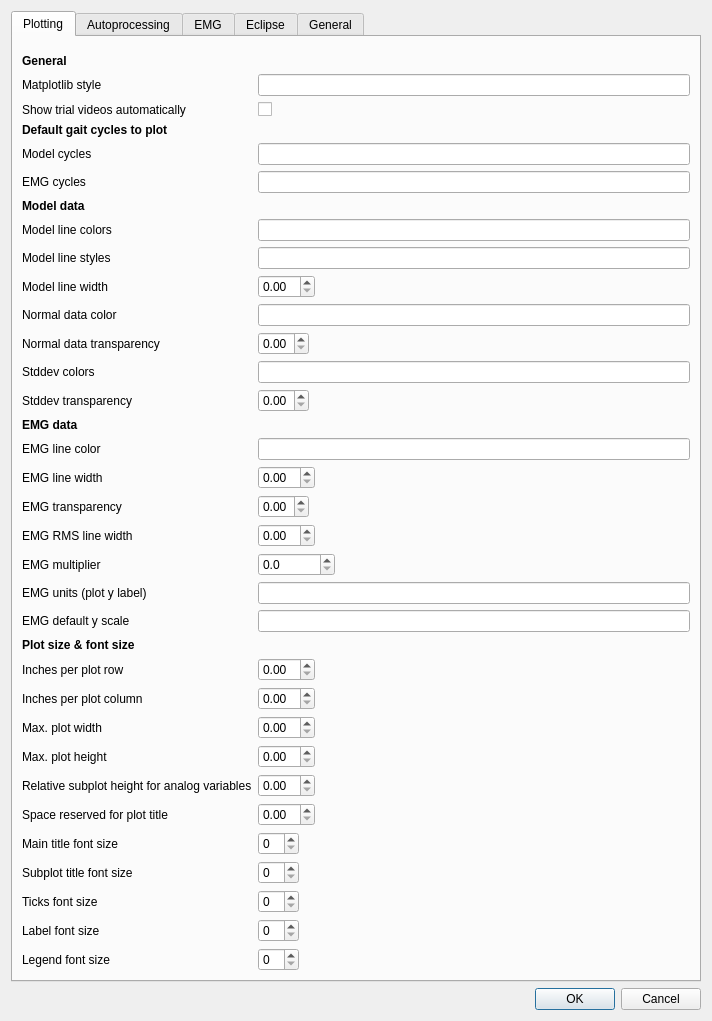
NCH-Motion-Laboratory/gaitutils, file gaitutils/nexus_scripts/options_dialog.ui: the form before one commit.
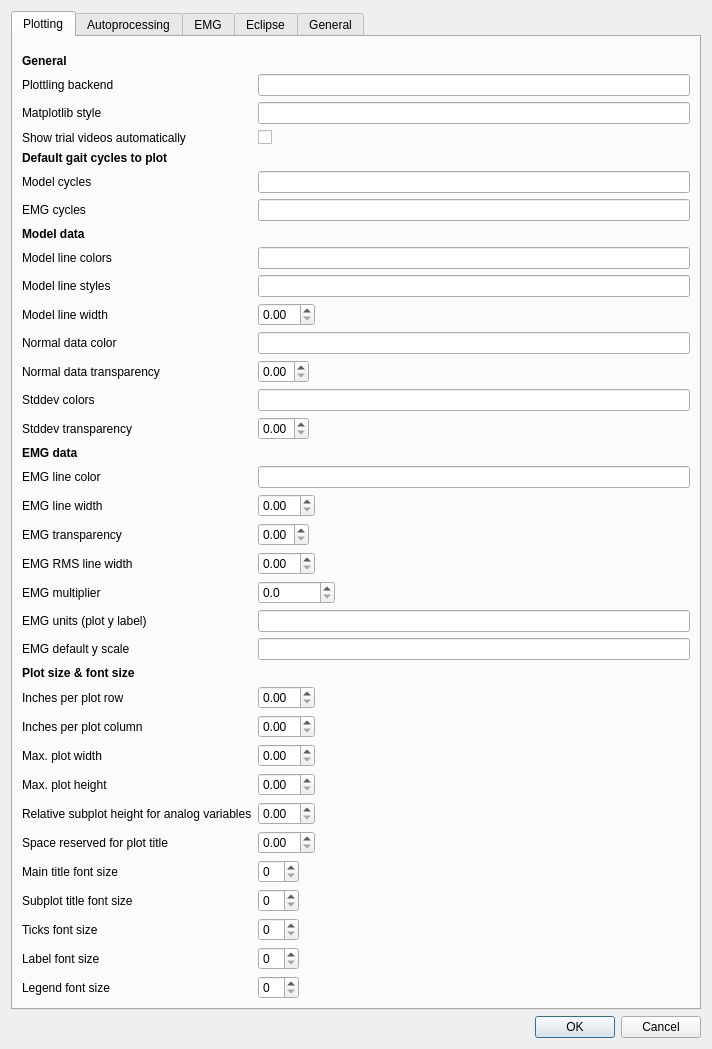
The form after the commit.

Commit message: support plotly backend for most plots

What changed in the file:
```diff
--- a/gaitutils/nexus_scripts/options_dialog.ui
+++ b/gaitutils/nexus_scripts/options_dialog.ui
@@ -63,30 +63,37 @@
           </widget>
          </item>
          <item row="3" column="0">
+          <widget class="QLabel" name="label_70">
+           <property name="text">
+            <string>Plottling backend</string>
+           </property>
+          </widget>
+         </item>
+         <item row="4" column="0">
           <widget class="QLabel" name="label_31">
            <property name="text">
             <string>Matplotlib style</string>
            </property>
           </widget>
          </item>
-         <item row="3" column="1">
+         <item row="4" column="1">
           <widget class="QLineEdit" name="cfg_mpl_style"/>
          </item>
-         <item row="4" column="0">
+         <item row="5" column="0">
           <widget class="QLabel" name="label_34">
            <property name="text">
             <string>Show trial videos automatically</string>
            </property>
           </widget>
          </item>
-         <item row="4" column="1">
+         <item row="5" column="1">
           <widget class="QCheckBox" name="cfg_show_videos">
            <property name="text">
             <string/>
            </property>
           </widget>
          </item>
-         <item row="5" column="0">
+         <item row="6" column="0">
           <widget class="QLabel" name="label_35">
            <property name="font">
             <font>
@@ -99,27 +106,27 @@
            </property>
           </widget>
          </item>
-         <item row="6" column="0">
+         <item row="7" column="0">
           <widget class="QLabel" name="label_36">
            <property name="text">
             <string>Model cycles</string>
            </property>
           </widget>
          </item>
-         <item row="6" column="1">
+         <item row="7" column="1">
           <widget class="QLineEdit" name="cfg_default_model_cycles"/>
          </item>
-         <item row="7" column="0">
+         <item row="8" column="0">
           <widget class="QLabel" name="label_37">
            <property name="text">
             <string>EMG cycles</string>
            </property>
           </widget>
          </item>
-         <item row="7" column="1">
+         <item row="8" column="1">
           <widget class="QLineEdit" name="cfg_default_emg_cycles"/>
          </item>
-         <item row="8" column="0">
+         <item row="9" column="0">
           <widget class="QLabel" name="label_29">
            <property name="font">
             <font>
@@ -132,34 +139,34 @@
            </property>
           </widget>
          </item>
-         <item row="9" column="0">
+         <item row="10" column="0">
           <widget class="QLabel" name="label_45">
            <property name="text">
             <string>Model line colors</string>
            </property>
           </widget>
          </item>
-         <item row="9" column="1">
+         <item row="10" column="1">
           <widget class="QLineEdit" name="cfg_model_tracecolors"/>
          </item>
-         <item row="10" column="0">
+         <item row="11" column="0">
           <widget class="QLabel" name="label_38">
            <property name="text">
             <string>Model line styles</string>
            </property>
           </widget>
          </item>
-         <item row="10" column="1">
+         <item row="11" column="1">
           <widget class="QLineEdit" name="cfg_model_linestyles"/>
          </item>
-         <item row="11" column="0">
+         <item row="12" column="0">
           <widget class="QLabel" name="label_39">
            <property name="text">
             <string>Model line width</string>
            </property>
           </widget>
          </item>
-         <item row="11" column="1">
+         <item row="12" column="1">
           <widget class="QDoubleSpinBox" name="cfg_model_linewidth">
            <property name="sizePolicy">
             <sizepolicy hsizetype="Fixed" vsizetype="Fixed">
@@ -175,24 +182,24 @@
            </property>
           </widget>
          </item>
-         <item row="13" column="0">
+         <item row="14" column="0">
           <widget class="QLabel" name="label_41">
            <property name="text">
             <string>Normal data color</string>
            </property>
           </widget>
          </item>
-         <item row="13" column="1">
+         <item row="14" column="1">
           <widget class="QLineEdit" name="cfg_model_normals_color"/>
          </item>
-         <item row="14" column="0">
+         <item row="15" column="0">
           <widget class="QLabel" name="label_40">
            <property name="text">
             <string>Normal data transparency</string>
            </property>
           </widget>
          </item>
-         <item row="14" column="1">
+         <item row="15" column="1">
           <widget class="QDoubleSpinBox" name="cfg_model_normals_alpha">
            <property name="sizePolicy">
             <sizepolicy hsizetype="Fixed" vsizetype="Fixed">
@@ -208,24 +215,24 @@
            </property>
           </widget>
          </item>
-         <item row="15" column="0">
+         <item row="16" column="0">
           <widget class="QLabel" name="label_48">
            <property name="text">
             <string>Stddev colors</string>
            </property>
           </widget>
          </item>
-         <item row="15" column="1">
+         <item row="16" column="1">
           <widget class="QLineEdit" name="cfg_model_stddev_colors"/>
          </item>
-         <item row="16" column="0">
+         <item row="17" column="0">
           <widget class="QLabel" name="label_49">
            <property name="text">
             <string>Stddev transparency</string>
            </property>
           </widget>
          </item>
-         <item row="16" column="1">
+         <item row="17" column="1">
           <widget class="QDoubleSpinBox" name="cfg_model_stddev_alpha">
            <property name="sizePolicy">
             <sizepolicy hsizetype="Fixed" vsizetype="Fixed">
@@ -241,7 +248,7 @@
            </property>
           </widget>
          </item>
-         <item row="17" column="0">
+         <item row="18" column="0">
           <widget class="QLabel" name="label_30">
            <property name="font">
             <font>
@@ -254,24 +261,24 @@
            </property>
           </widget>
          </item>
-         <item row="18" column="0">
+         <item row="19" column="0">
           <widget class="QLabel" name="label_46">
            <property name="text">
             <string>EMG line color</string>
            </property>
           </widget>
          </item>
-         <item row="18" column="1">
+         <item row="19" column="1">
           <widget class="QLineEdit" name="cfg_emg_tracecolor"/>
          </item>
-         <item row="19" column="0">
+         <item row="20" column="0">
           <widget class="QLabel" name="label_42">
            <property name="text">
             <string>EMG line width</string>
            </property>
           </widget>
          </item>
-         <item row="19" column="1">
+         <item row="20" column="1">
           <widget class="QDoubleSpinBox" name="cfg_emg_linewidth">
            <property name="sizePolicy">
             <sizepolicy hsizetype="Fixed" vsizetype="Fixed">
@@ -287,14 +294,14 @@
            </property>
           </widget>
          </item>
-         <item row="20" column="0">
+         <item row="21" column="0">
           <widget class="QLabel" name="label_44">
            <property name="text">
             <string>EMG transparency</string>
            </property>
           </widget>
          </item>
-         <item row="20" column="1">
+         <item row="21" column="1">
           <widget class="QDoubleSpinBox" name="cfg_emg_alpha">
            <property name="sizePolicy">
             <sizepolicy hsizetype="Fixed" vsizetype="Fixed">
@@ -310,14 +317,14 @@
            </property>
           </widget>
          </item>
-         <item row="21" column="0">
+         <item row="22" column="0">
           <widget class="QLabel" name="label_43">
            <property name="text">
             <string>EMG RMS line width</string>
            </property>
           </widget>
          </item>
-         <item row="21" column="1">
+         <item row="22" column="1">
           <widget class="QDoubleSpinBox" name="cfg_emg_rms_linewidth">
            <property name="sizePolicy">
             <sizepolicy hsizetype="Fixed" vsizetype="Fixed">
@@ -333,14 +340,14 @@
            </property>
           </widget>
          </item>
-         <item row="22" column="0">
+         <item row="23" column="0">
           <widget class="QLabel" name="label_7">
            <property name="text">
             <string>EMG multiplier</string>
            </property>
           </widget>
          </item>
-         <item row="22" column="1">
+         <item row="23" column="1">
           <widget class="QDoubleSpinBox" name="cfg_emg_multiplier">
            <property name="sizePolicy">
             <sizepolicy hsizetype="Fixed" vsizetype="Fixed">
@@ -359,27 +366,27 @@
            </property>
           </widget>
          </item>
-         <item row="23" column="0">
+         <item row="24" column="0">
           <widget class="QLabel" name="label">
            <property name="text">
             <string>EMG units (plot y label)</string>
            </property>
           </widget>
          </item>
-         <item row="23" column="1">
+         <item row="24" column="1">
           <widget class="QLineEdit" name="cfg_emg_ylabel"/>
          </item>
-         <item row="24" column="0">
+         <item row="25" column="0">
           <widget class="QLabel" name="label_47">
            <property name="text">
             <string>EMG default y scale</string>
            </property>
           </widget>
          </item>
-         <item row="24" column="1">
+         <item row="25" column="1">
           <widget class="QLineEdit" name="cfg_emg_yscale"/>
          </item>
-         <item row="25" column="0">
+         <item row="26" column="0">
           <widget class="QLabel" name="label_32">
            <property name="font">
             <font>
@@ -392,14 +399,14 @@
            </property>
           </widget>
          </item>
-         <item row="26" column="0">
+         <item row="27" column="0">
           <widget class="QLabel" name="label_56">
            <property name="text">
             <string>Inches per plot row</string>
            </property>
           </widget>
          </item>
-         <item row="26" column="1">
+         <item row="27" column="1">
           <widget class="QDoubleSpinBox" name="cfg_inch_per_row">
            <property name="sizePolicy">
             <sizepolicy hsizetype="Fixed" vsizetype="Fixed">
@@ -409,14 +416,14 @@
            </property>
           </widget>
          </item>
-         <item row="27" column="0">
+         <item row="28" column="0">
           <widget class="QLabel" name="label_57">
            <property name="text">
             <string>Inches per plot column</string>
            </property>
           </widget>
          </item>
-         <item row="27" column="1">
+         <item row="28" column="1">
           <widget class="QDoubleSpinBox" name="cfg_inch_per_col">
            <property name="sizePolicy">
             <sizepolicy hsizetype="Fixed" vsizetype="Fixed">
@@ -426,14 +433,14 @@
            </property>
           </widget>
          </item>
-         <item row="28" column="0">
+         <item row="29" column="0">
           <widget class="QLabel" name="label_50">
            <property name="text">
             <string>Max. plot width</string>
            </property>
           </widget>
          </item>
-         <item row="28" column="1">
+         <item row="29" column="1">
           <widget class="QDoubleSpinBox" name="cfg_maxw">
            <property name="sizePolicy">
             <sizepolicy hsizetype="Fixed" vsizetype="Fixed">
@@ -443,14 +450,14 @@
            </property>
           </widget>
          </item>
-         <item row="29" column="0">
+         <item row="30" column="0">
           <widget class="QLabel" name="label_51">
            <property name="text">
             <string>Max. plot height</string>
            </property>
           </widget>
          </item>
-         <item row="29" column="1">
+         <item row="30" column="1">
           <widget class="QDoubleSpinBox" name="cfg_maxh">
            <property name="sizePolicy">
             <sizepolicy hsizetype="Fixed" vsizetype="Fixed">
@@ -460,14 +467,14 @@
            </property>
           </widget>
          </item>
-         <item row="30" column="0">
+         <item row="31" column="0">
           <widget class="QLabel" name="label_33">
            <property name="text">
             <string>Relative subplot height for analog variables</string>
            </property>
           </widget>
          </item>
-         <item row="30" column="1">
+         <item row="31" column="1">
           <widget class="QDoubleSpinBox" name="cfg_analog_plotheight">
            <property name="sizePolicy">
             <sizepolicy hsizetype="Fixed" vsizetype="Fixed">
@@ -477,14 +484,14 @@
            </property>
           </widget>
          </item>
-         <item row="31" column="0">
+         <item row="32" column="0">
           <widget class="QLabel" name="label_52">
            <property name="text">
             <string>Space reserved for plot title</string>
            </property>
           </widget>
          </item>
-         <item row="31" column="1">
+         <item row="32" column="1">
           <widget class="QDoubleSpinBox" name="cfg_titlespace">
            <property name="sizePolicy">
             <sizepolicy hsizetype="Fixed" vsizetype="Fixed">
@@ -494,14 +501,14 @@
            </property>
           </widget>
          </item>
-         <item row="32" column="0">
+         <item row="33" column="0">
           <widget class="QLabel" name="label_53">
            <property name="text">
             <string>Main title font size</string>
            </property>
           </widget>
          </item>
-         <item row="32" column="1">
+         <item row="33" column="1">
           <widget class="QSpinBox" name="cfg_maintitle_fontsize">
            <property name="sizePolicy">
             <sizepolicy hsizetype="Fixed" vsizetype="Fixed">
@@ -511,14 +518,14 @@
            </property>
           </widget>
          </item>
-         <item row="33" column="0">
+         <item row="34" column="0">
           <widget class="QLabel" name="label_59">
            <property name="text">
             <string>Subplot title font size</string>
            </property>
           </widget>
          </item>
-         <item row="33" column="1">
+         <item row="34" column="1">
           <widget class="QSpinBox" name="cfg_title_fontsize">
            <property name="sizePolicy">
             <sizepolicy hsizetype="Fixed" vsizetype="Fixed">
@@ -528,14 +535,14 @@
            </property>
           </widget>
          </item>
-         <item row="34" column="0">
+         <item row="35" column="0">
           <widget class="QLabel" name="label_54">
            <property name="text">
             <string>Ticks font size</string>
            </property>
           </widget>
          </item>
-         <item row="34" column="1">
+         <item row="35" column="1">
           <widget class="QSpinBox" name="cfg_ticks_fontsize">
            <property name="sizePolicy">
             <sizepolicy hsizetype="Fixed" vsizetype="Fixed">
@@ -545,14 +552,14 @@
            </property>
           </widget>
          </item>
-         <item row="35" column="0">
+         <item row="36" column="0">
           <widget class="QLabel" name="label_55">
            <property name="text">
             <string>Label font size</string>
            </property>
           </widget>
          </item>
-         <item row="35" column="1">
+         <item row="36" column="1">
           <widget class="QSpinBox" name="cfg_label_fontsize">
            <property name="sizePolicy">
             <sizepolicy hsizetype="Fixed" vsizetype="Fixed">
@@ -562,14 +569,14 @@
            </property>
           </widget>
          </item>
-         <item row="36" column="0">
+         <item row="37" column="0">
           <widget class="QLabel" name="label_58">
            <property name="text">
             <string>Legend font size</string>
            </property>
           </widget>
          </item>
-         <item row="36" column="1">
+         <item row="37" column="1">
           <widget class="QSpinBox" name="cfg_legend_fontsize">
            <property name="sizePolicy">
             <sizepolicy hsizetype="Fixed" vsizetype="Fixed">
@@ -579,6 +586,9 @@
            </property>
           </widget>
          </item>
+         <item row="3" column="1">
+          <widget class="QLineEdit" name="cfg_backend"/>
+         </item>
         </layout>
        </item>
       </layout>
```
The commit also changes 9 other files.
